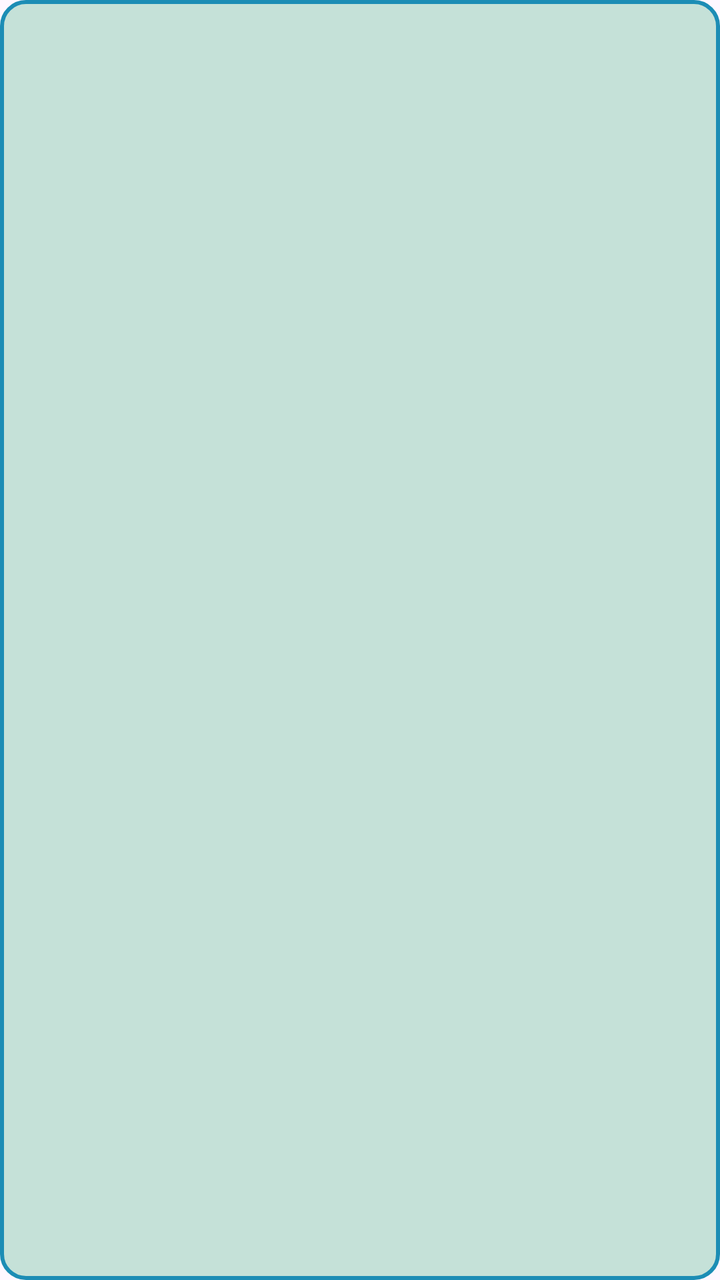
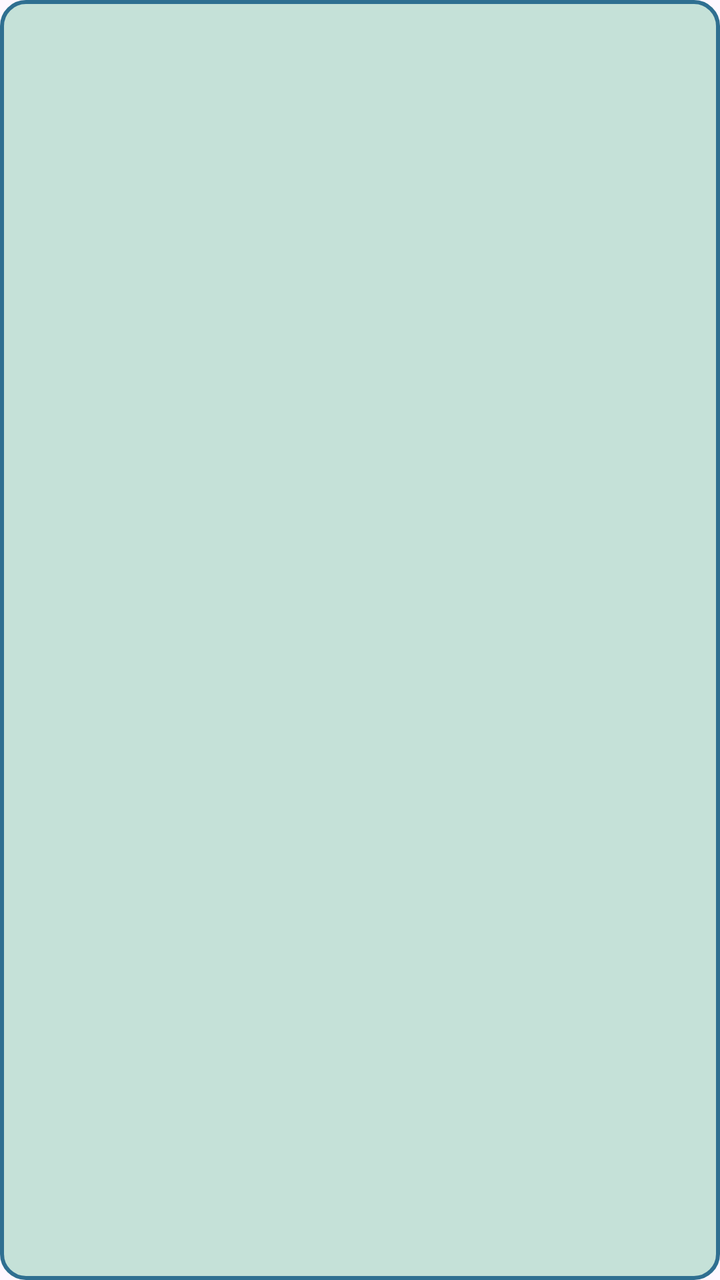

Screens rendered from an Android XML layout before and after an edit, with the pre-edit source and the edit as a unified diff.
<!-- AndroidManifest.xml: application theme Theme.MeteoDuo -->
<!-- res/layout/item_historial.xml -->
<?xml version="1.0" encoding="utf-8"?>
<TextView xmlns:android="http://schemas.android.com/apk/res/android"
    android:id="@+id/tvItemHistorial"
    android:layout_width="match_parent"
    android:layout_height="wrap_content"
    android:layout_marginBottom="12dp"
    android:padding="12dp"
    android:background="@drawable/fondo_resultados"
    android:textSize="16sp"
    android:textColor="@color/text"
    android:textStyle="bold" />
<!-- resources referenced by this layout -->
<resources>
  <color name="text">#2744E2</color>
  <!-- drawable fondo_resultados (drawable) -->
  <?xml version="1.0" encoding="utf-8"?>
  <shape xmlns:android="http://schemas.android.com/apk/res/android"
      android:shape="rectangle">
  
      
      <solid android:color="@color/cuadro"/>
  
      
      <stroke
          android:width="2dp"
          android:color="@color/boton"/>
  
      
      <corners android:radius="12dp"/>
  
      
      <padding
          android:left="8dp"
          android:top="8dp"
          android:right="8dp"
          android:bottom="8dp"/>
  </shape>
  <style name="Theme.MeteoDuo" parent="Base.Theme.MeteoDuo" />
  <color name="cuadro">#c5e1d8</color>
  <color name="boton">#1c8db5</color>
  <style name="Base.Theme.MeteoDuo" parent="Theme.Material3.DayNight.NoActionBar">
          
  
  
      </style>
</resources>

<!-- the commit's change to res/layout/item_historial.xml (unified diff, before → after) -->
@@ -8,4 +8,8 @@
     android:background="@drawable/fondo_resultados"
     android:textSize="16sp"
     android:textColor="@color/text"
-    android:textStyle="bold" />
+    android:textStyle="bold"
+    android:singleLine="false"
+    android:maxLines="2"
+    android:ellipsize="end"
+    />
<!-- resource entries referenced after the edit -->
@@ -26,7 +26,7 @@
   </shape>
   <style name="Theme.MeteoDuo" parent="Base.Theme.MeteoDuo" />
   <color name="cuadro">#c5e1d8</color>
-  <color name="boton">#1c8db5</color>
+  <color name="boton">#2F6F91</color>
   <style name="Base.Theme.MeteoDuo" parent="Theme.Material3.DayNight.NoActionBar">
           
   
